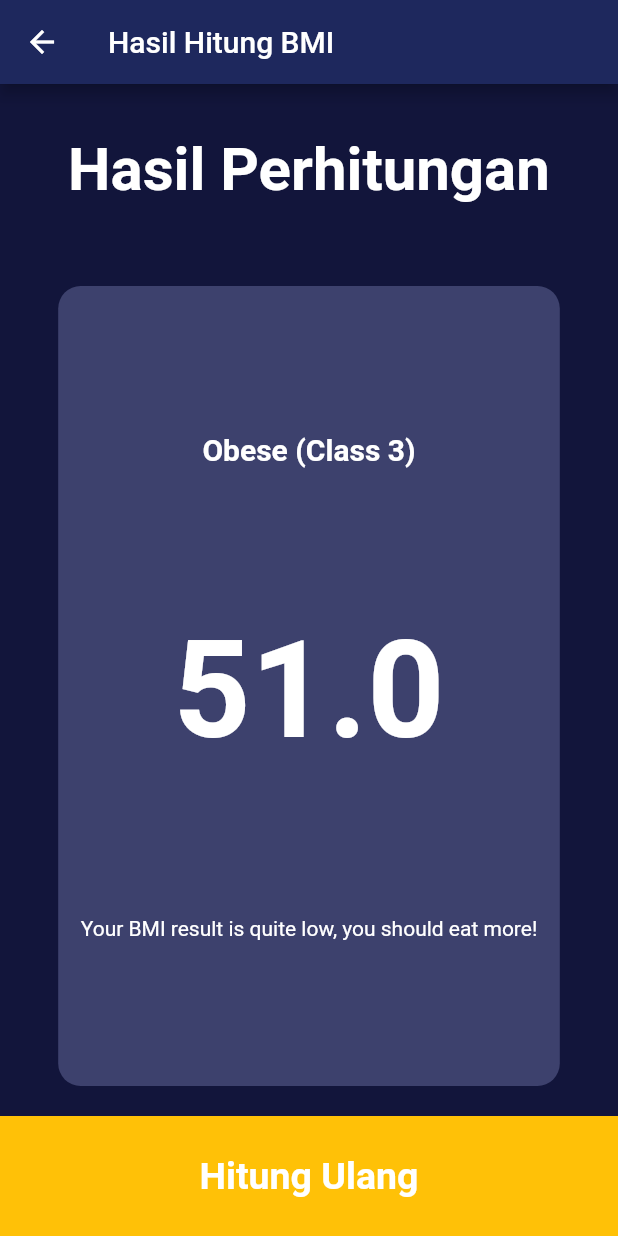
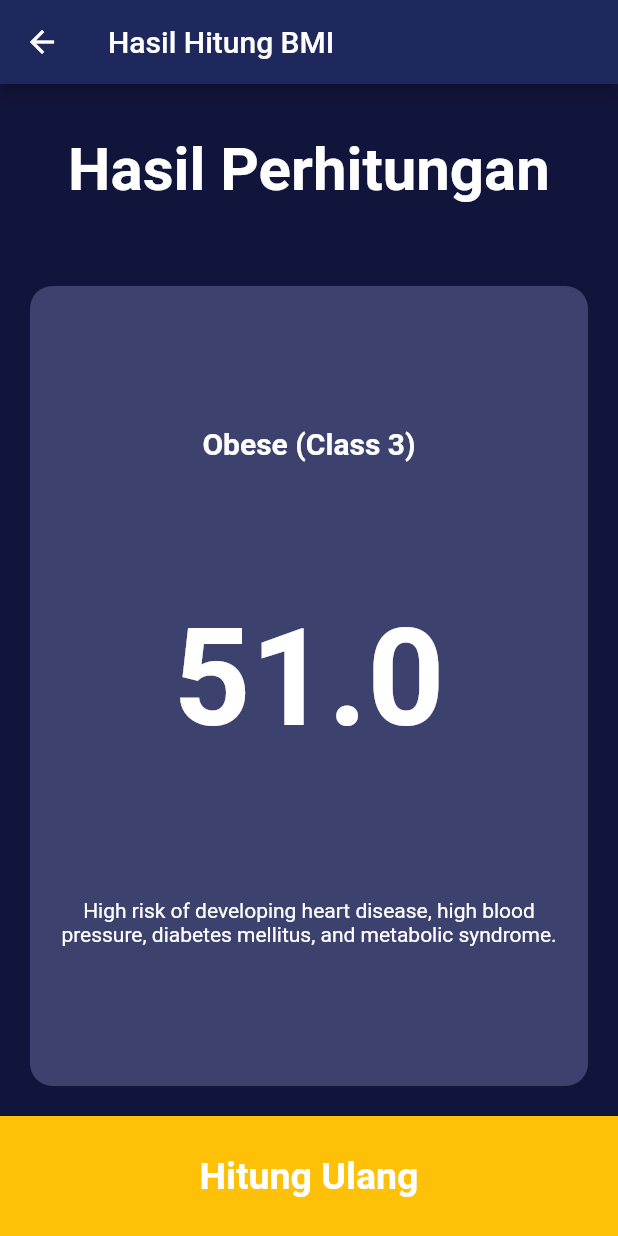
Before and after one commit to tobimaulana/BMI_FlutterProject, a Flutter app: the screen it shows after launch, after a tap on "Hitung BMI", on a phone screen of 412 x 824 dp. Run offline on Flutter 3.47's test engine with Material 2 defaults, Android fonts, the phone set to English and light mode, and no system bars.

Commit message:
Add a health risk description based on BMI Category Result (SWITCH CASE)

```diff
--- a/lib/views/bmi_result_screen.dart
+++ b/lib/views/bmi_result_screen.dart
@@ -12,7 +12,7 @@ class BmiResultScreen extends StatelessWidget {
 
   // Buat fungsi u/ menentukan kategori hasil perhitungan BMI
   // Menerima masukan berupa double
-  determineBmiCategory(double bmiValue) {
+  String determineBmiCategory(double bmiValue) {
       // Nilai akan disimpan sementara sbg variabel lokal
       String category = "";
 
@@ -51,8 +51,44 @@ class BmiResultScreen extends StatelessWidget {
       return category;
   }
 
+  String getHealthRiskDescription(String categoryName) {
+    String desc = "";
+    switch(categoryName) {
+      case underweightSevere :
+        desc = "Possible nutritional deficiency and osteoporosis.";
+        break;
+      case underweightModerate :
+        desc = "Possible nutritional deficiency and osteoporosis.";
+        break;
+      case underweightMild :
+        desc = "Possible nutritional deficiency and osteoporosis.";
+        break;
+      case normal :
+        desc = "Low risk (healthy range).";
+        break;
+      case overweight :
+        desc = "Moderate risk of developing heart disease, high blood pressure, stroke, diabetes mellitus.";
+        break;
+      case obese1 :
+        desc = "High risk of developing heart disease, high blood pressure, diabetes mellitus, and metabolic syndrome.";
+        break;
+      case obese2 :
+        desc = "High risk of developing heart disease, high blood pressure, diabetes mellitus, and metabolic syndrome.";
+        break;
+      case obese3 :
+        desc = "High risk of developing heart disease, high blood pressure, diabetes mellitus, and metabolic syndrome.";
+        break;
+      default :
+    }
+    return desc;
+  }
+
   @override
   Widget build(BuildContext context) {
+
+    final bmiCategory = determineBmiCategory(bmi);
+    final bmiDesc = getHealthRiskDescription(bmiCategory);
+
     return Scaffold(
       appBar: AppBar(
         title: const Text("Hasil Hitung BMI"),
@@ -73,6 +109,7 @@ class BmiResultScreen extends StatelessWidget {
           flex: 5,
           child: BmiCard(
             child: Container(
+              width: double.infinity,
               margin: const EdgeInsets.symmetric(horizontal: 15),
               child: Column(
                 // Sebenarnya bisa sj pakai expanded u/ membagi sama rata,
@@ -80,7 +117,7 @@ class BmiResultScreen extends StatelessWidget {
                 // MainAxisAlignment.spaceEvenly
                 mainAxisAlignment: MainAxisAlignment.spaceEvenly,
                 children: [
-                  Text(determineBmiCategory(bmi),
+                  Text(bmiCategory,
                   style: const TextStyle(
                       fontSize: 20,
                       fontWeight: FontWeight.bold,
@@ -92,10 +129,10 @@ class BmiResultScreen extends StatelessWidget {
                       fontWeight: FontWeight.bold,
                       color: Colors.white
                   )),
-                  const Text(
-                    "Your BMI result is quite low, you should eat more!",
+                  Text(
+                    bmiDesc,
                     textAlign: TextAlign.center,
-                    style: TextStyle(
+                    style: const TextStyle(
                       fontSize: 14,
                       color: Colors.white
                   ),),
```
